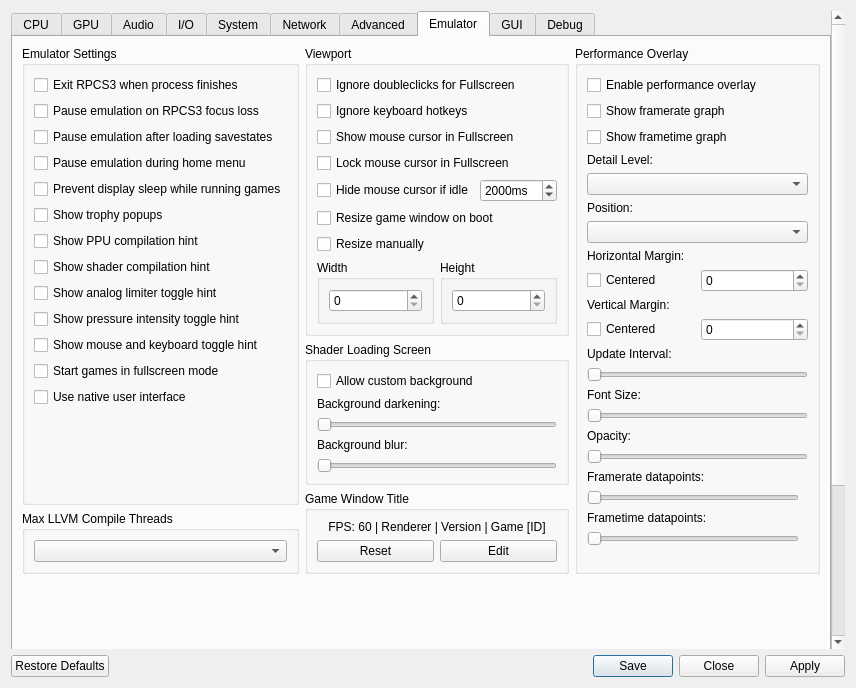
This is rpcs3/rpcs3qt/settings_dialog.ui in RPCS3/rpcs3 as Qt 5 draws it before an edit. The edited form follows.
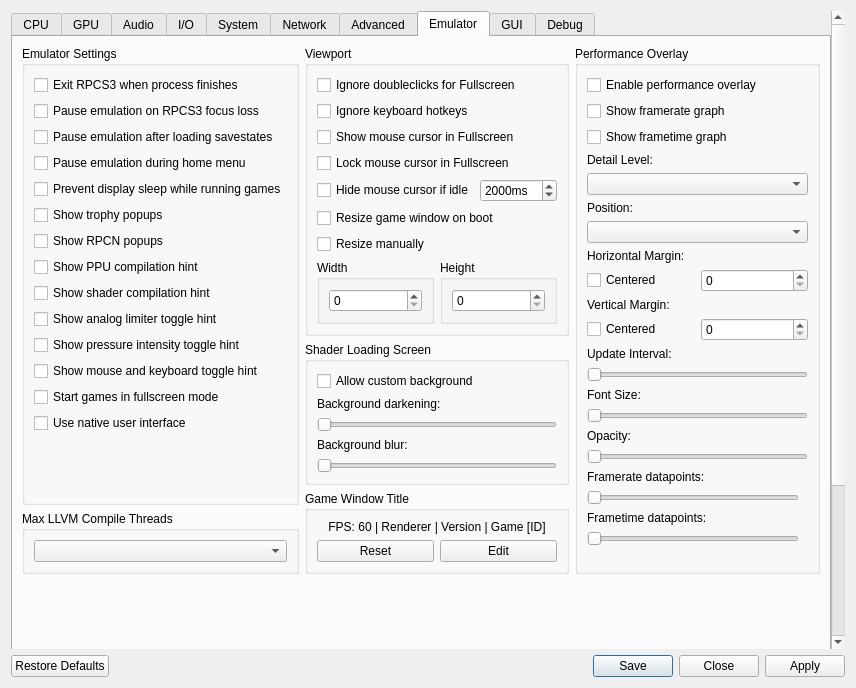
This is the edited form. The open tabs and pages were chosen to show the change. Icons and pictures are not drawn.

Commit message: RPCN: add overlay messages on friend requests

What changed in the file:
```diff
--- a/rpcs3/rpcs3qt/settings_dialog.ui
+++ b/rpcs3/rpcs3qt/settings_dialog.ui
@@ -2965,6 +2965,13 @@
                  </property>
                 </widget>
                </item>
+               <item>
+                <widget class="QCheckBox" name="showRpcnPopups">
+                 <property name="text">
+                  <string>Show RPCN popups</string>
+                 </property>
+                </widget>
+               </item>
                <item>
                 <widget class="QCheckBox" name="showPPUCompilationHint">
                  <property name="text">
```
Left out of the diff: 290 changed lines with no effect on the pictures. The commit also changes 9 other files.
